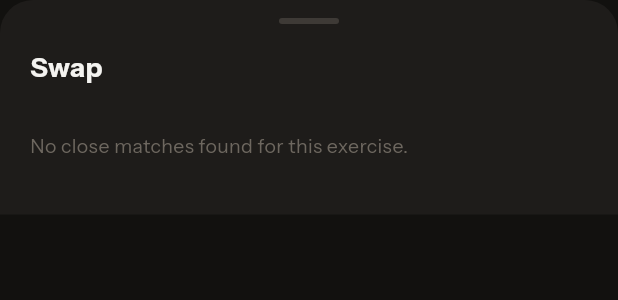
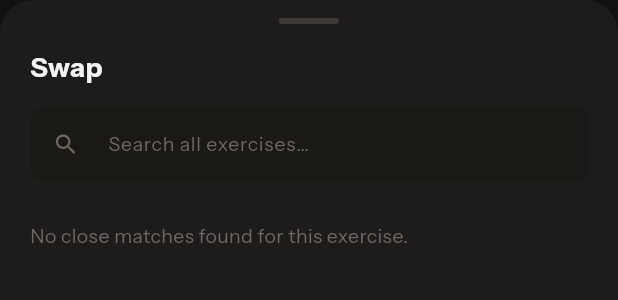
Before and after one commit to mayJag/ChronoRep, a Flutter app: the _SwapSheet widget shown alone on an empty page, opened directly with empty values, on a phone screen of 412 x 824 dp. Shown: the top 300 px of the screen. Run offline on Flutter 3.47's test engine with Material 3 defaults, Android fonts, the phone set to English and light mode, and no system bars; our stand-ins replace flutter_animate, google_fonts, shared_preferences; accounts and stored records are empty.

Commit message:
feat(flutter): search full exercise library in the swap sheet
The swap sheet only ever showed 8 ranked suggestions, so any exercise
outside that shortlist was unreachable. Add a search box that filters
the full combined library (curated + custom + imported dataset) by
name once the user starts typing, falling back to the ranked
suggestions when the search box is empty.

Bump to 1.10.0.

Co-Authored-By: Claude Sonnet 5 <noreply@anthropic.com>

```diff
--- a/flutter_app/lib/screens/active_workout_screen.dart
+++ b/flutter_app/lib/screens/active_workout_screen.dart
@@ -88,7 +88,8 @@ class _ActiveWorkoutScreenState extends State<ActiveWorkoutScreen> {
       context: context,
       backgroundColor: Colors.transparent,
       isScrollControlled: true,
-      builder: (_) => _SwapSheet(original: st.ex.name, options: options),
+      builder: (_) =>
+          _SwapSheet(original: st.ex.name, options: options, library: _library),
     );
     if (picked == null || !mounted) return;
     setState(() {
@@ -500,14 +501,49 @@ class _ExerciseCard extends StatelessWidget {
       color: AppColors.textTertiary);
 }
 
-/// Bottom sheet listing ranked substitute exercises; returns the chosen one.
-class _SwapSheet extends StatelessWidget {
+/// Bottom sheet listing ranked substitute exercises, with a search box that
+/// falls through to the full library when the suggestions don't have it.
+class _SwapSheet extends StatefulWidget {
   final String original;
   final List<LibraryExercise> options;
-  const _SwapSheet({required this.original, required this.options});
+  final List<LibraryExercise> library;
+  const _SwapSheet(
+      {required this.original, required this.options, required this.library});
+
+  @override
+  State<_SwapSheet> createState() => _SwapSheetState();
+}
+
+class _SwapSheetState extends State<_SwapSheet> {
+  final _searchCtrl = TextEditingController();
+  String _query = '';
+
+  @override
+  void dispose() {
+    _searchCtrl.dispose();
+    super.dispose();
+  }
+
+  List<LibraryExercise> get _results {
+    if (_query.isEmpty) return widget.options;
+    final q = _query.toLowerCase();
+    final matches = widget.library
+        .where((e) =>
+            e.name.toLowerCase() != widget.original.toLowerCase() &&
+            e.name.toLowerCase().contains(q))
+        .toList()
+      ..sort((a, b) {
+        final aStarts = a.name.toLowerCase().startsWith(q);
+        final bStarts = b.name.toLowerCase().startsWith(q);
+        if (aStarts != bStarts) return aStarts ? -1 : 1;
+        return a.name.compareTo(b.name);
+      });
+    return matches.take(30).toList();
+  }
 
   @override
   Widget build(BuildContext context) {
+    final options = _results;
     return Container(
       decoration: const BoxDecoration(
         color: AppColors.bgSecondary,
@@ -530,15 +566,39 @@ class _SwapSheet extends StatelessWidget {
               ),
             ),
           ),
-          Text('Swap $original',
+          Text('Swap ${widget.original}',
               style: const TextStyle(fontSize: 18, fontWeight: FontWeight.w800)),
           const SizedBox(height: 14),
+          TextField(
+            controller: _searchCtrl,
+            onChanged: (v) => setState(() => _query = v.trim()),
+            style: const TextStyle(fontSize: 14),
+            decoration: InputDecoration(
+              hintText: 'Search all exercises…',
+              hintStyle: const TextStyle(
+                  color: AppColors.textTertiary, fontSize: 13),
+              prefixIcon: const Icon(Icons.search_rounded,
+                  size: 18, color: AppColors.textTertiary),
+              isDense: true,
+              contentPadding: const EdgeInsets.symmetric(vertical: 12),
+              filled: true,
+              fillColor: AppColors.bgInput,
+              border: OutlineInputBorder(
+                borderRadius: BorderRadius.circular(AppRadius.sm),
+                borderSide: BorderSide.none,
+              ),
+            ),
+          ),
+          const SizedBox(height: 12),
           if (options.isEmpty)
-            const Padding(
-              padding: EdgeInsets.symmetric(vertical: 16),
+            Padding(
+              padding: const EdgeInsets.symmetric(vertical: 16),
               child: Text(
-                'No close matches found for this exercise.',
-                style: TextStyle(fontSize: 13, color: AppColors.textTertiary),
+                _query.isEmpty
+                    ? 'No close matches found for this exercise.'
+                    : 'No exercises match "$_query".',
+                style: const TextStyle(
+                    fontSize: 13, color: AppColors.textTertiary),
               ),
             )
           else
--- a/flutter_app/pubspec.yaml
+++ b/flutter_app/pubspec.yaml
@@ -16,7 +16,7 @@ publish_to: 'none' # Remove this line if you wish to publish to pub.dev
 # https://developer.apple.com/library/archive/documentation/General/Reference/InfoPlistKeyReference/Articles/CoreFoundationKeys.html
 # In Windows, build-name is used as the major, minor, and patch parts
 # of the product and file versions while build-number is used as the build suffix.
-version: 1.9.0+10
+version: 1.10.0+11
 
 environment:
   sdk: ^3.12.2
```
